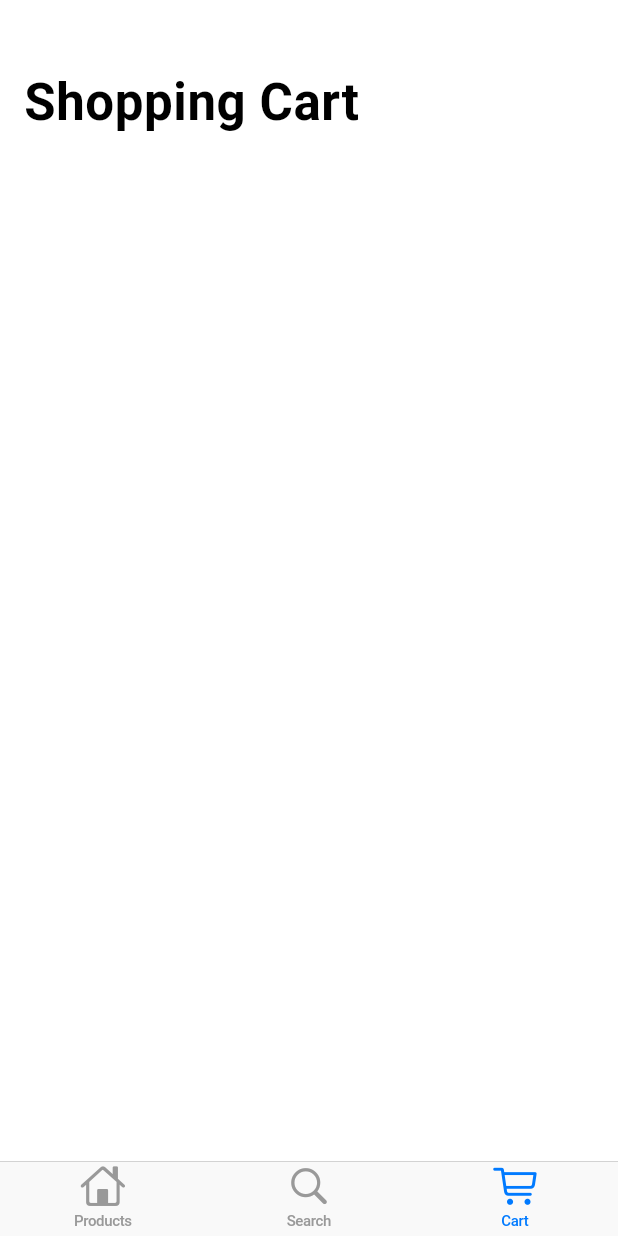
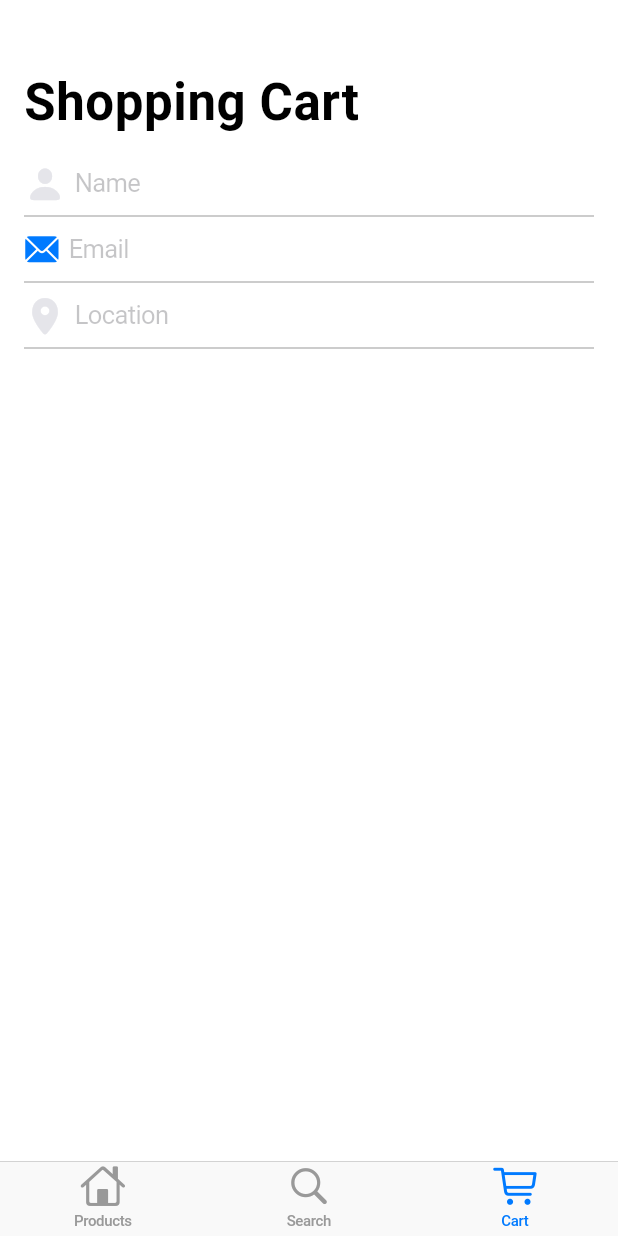
Before and after one commit to samisnotinsane/flutter-bites, a Flutter app: the screen it shows after launch, item 3 of the bottom bar chosen, on a phone screen of 412 x 824 dp. Run offline on Flutter 3.47's test engine with Material 2 defaults, Android fonts, the phone set to English and light mode, and no system bars.

Commit message:
Adding 'Add customer info'.

```diff
--- a/cupertino_store/lib/shopping_cart_tab.dart
+++ b/cupertino_store/lib/shopping_cart_tab.dart
@@ -9,6 +9,115 @@ class ShoppingCartTab extends StatefulWidget {
 }
 
 class _ShoppingCartTabState extends State<ShoppingCartTab> {
+  String name;
+  String email;
+  String location;
+  String pin;
+  DateTime dateTime = DateTime.now();
+
+  Widget _buildNameField() {
+    return CupertinoTextField(
+      prefix: Icon(
+        CupertinoIcons.person_solid,
+        color: CupertinoColors.lightBackgroundGray,
+        size: 28,
+      ),
+      padding: EdgeInsets.symmetric(horizontal: 6, vertical: 12),
+      clearButtonMode: OverlayVisibilityMode.editing,
+      textCapitalization: TextCapitalization.words,
+      autocorrect: false,
+      decoration: BoxDecoration(
+        border: Border(
+          bottom: BorderSide(
+            width: 0,
+            color: CupertinoColors.inactiveGray,
+          ),
+        ),
+      ),
+      placeholder: 'Name',
+      onChanged: (newName) {
+        setState(() {
+          name = newName;
+        });
+      },
+    );
+  }
+
+  Widget _buildEmailField() {
+    return CupertinoTextField(
+      prefix: Icon(
+        CupertinoIcons.mail_solid,
+      ),
+      padding: EdgeInsets.symmetric(
+        horizontal: 6,
+        vertical: 12,
+      ),
+      clearButtonMode: OverlayVisibilityMode.editing,
+      keyboardType: TextInputType.emailAddress,
+      autocorrect: false,
+      decoration: BoxDecoration(
+        border: Border(
+          bottom: BorderSide(
+            width: 0,
+            color: CupertinoColors.inactiveGray,
+          ),
+        ),
+      ),
+      placeholder: 'Email',
+    );
+  }
+
+  Widget _buildLocationField() {
+    return CupertinoTextField(
+      prefix: Icon(
+        CupertinoIcons.location_solid,
+        color: CupertinoColors.lightBackgroundGray,
+        size: 28,
+      ),
+      padding: EdgeInsets.symmetric(
+        horizontal: 6,
+        vertical: 12,
+      ),
+      clearButtonMode: OverlayVisibilityMode.editing,
+      textCapitalization: TextCapitalization.words,
+      decoration: BoxDecoration(
+        border: Border(
+          bottom: BorderSide(
+            width: 0,
+            color: CupertinoColors.inactiveGray,
+          ),
+        ),
+      ),
+      placeholder: 'Location',
+    );
+  }
+
+  SliverChildBuilderDelegate _buildSliverChildBuilderDelegate(
+      AppStateModel model) {
+    return SliverChildBuilderDelegate((context, index) {
+      switch (index) {
+        case 0:
+          return Padding(
+            padding: EdgeInsets.symmetric(horizontal: 16),
+            child: _buildNameField(),
+          );
+        case 1:
+          return Padding(
+            padding: EdgeInsets.symmetric(horizontal: 16),
+            child: _buildEmailField(),
+          );
+        case 2:
+          return Padding(
+            padding: EdgeInsets.symmetric(horizontal: 16),
+            child: _buildLocationField(),
+          );
+        default:
+          // Do nothing. For now.
+      }
+      return null;
+    });
+  }
+
   @override
   Widget build(BuildContext context) {
     return Consumer<AppStateModel>(builder: (context, model, child) {
@@ -17,6 +126,13 @@ class _ShoppingCartTabState extends State<ShoppingCartTab> {
           CupertinoSliverNavigationBar(
             largeTitle: Text('Shopping Cart'),
           ),
+          SliverSafeArea(
+            top: false,
+            minimum: EdgeInsets.only(top: 4),
+            sliver: SliverList(
+              delegate: _buildSliverChildBuilderDelegate(model),
+            ),
+          ),
         ],
       );
     });
```
